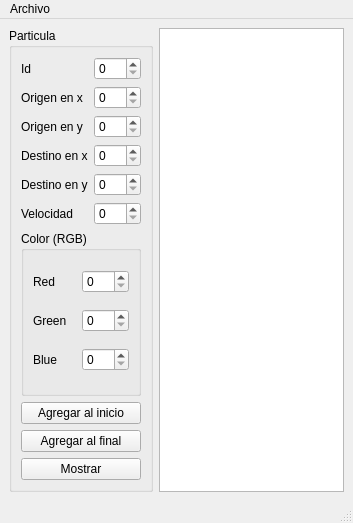
Above: mainwindow.ui from DavidDEstrada/ui_particulas before the change. Below: the same form after it.
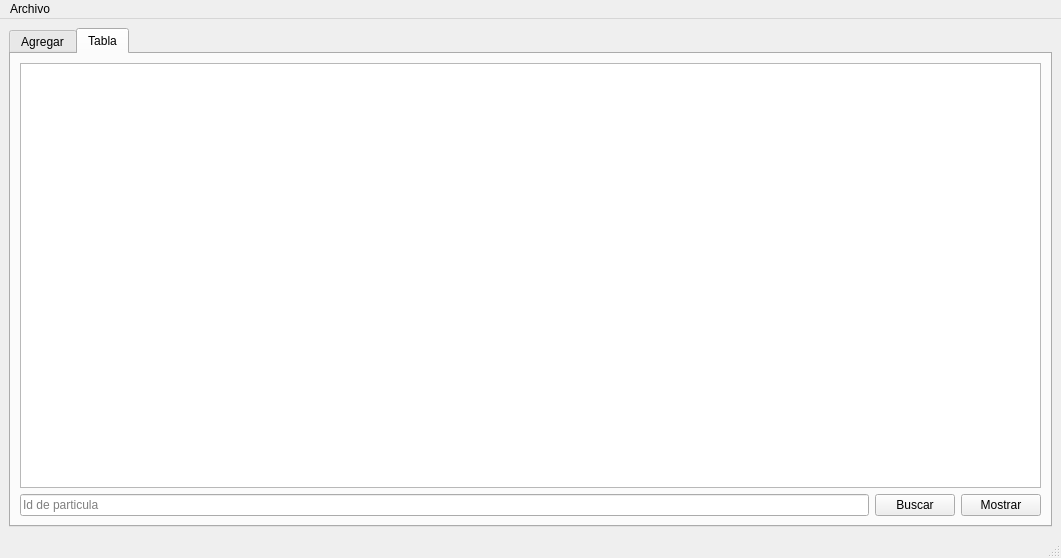
That is the form after the change.

Commit message: Se agrega el QTableWidget junto a dos botones a la interfaz

Diff of the .ui file:
```diff
--- a/mainwindow.ui
+++ b/mainwindow.ui
@@ -6,8 +6,8 @@
    <rect>
     <x>0</x>
     <y>0</y>
-    <width>353</width>
-    <height>523</height>
+    <width>1061</width>
+    <height>558</height>
    </rect>
   </property>
   <property name="windowTitle">
@@ -16,6 +16,16 @@
   <widget class="QWidget" name="centralwidget">
    <layout class="QGridLayout" name="gridLayout_2">
     <item row="0" column="0">
+     <widget class="QTabWidget" name="tabWidget">
+      <property name="currentIndex">
+       <number>1</number>
+      </property>
+      <widget class="QWidget" name="tab">
+       <attribute name="title">
+        <string>Agregar</string>
+       </attribute>
+       <layout class="QGridLayout" name="gridLayout_4">
+        <item row="0" column="0">
      <widget class="QGroupBox" name="groupBox">
       <property name="title">
        <string>Particula</string>
@@ -185,12 +195,47 @@
     </item>
    </layout>
   </widget>
+      <widget class="QWidget" name="tab_2">
+       <attribute name="title">
+        <string>Tabla</string>
+       </attribute>
+       <layout class="QGridLayout" name="gridLayout_5">
+        <item row="0" column="0" colspan="3">
+         <widget class="QTableWidget" name="tabla"/>
+        </item>
+        <item row="1" column="0">
+         <widget class="QLineEdit" name="buscar_lineEdit">
+          <property name="placeholderText">
+           <string>Id de particula</string>
+          </property>
+         </widget>
+        </item>
+        <item row="1" column="1">
+         <widget class="QPushButton" name="buscar_pushButton">
+          <property name="text">
+           <string>Buscar</string>
+          </property>
+         </widget>
+        </item>
+        <item row="1" column="2">
+         <widget class="QPushButton" name="mostrar_tabla_pushButton">
+          <property name="text">
+           <string>Mostrar</string>
+          </property>
+         </widget>
+        </item>
+       </layout>
+      </widget>
+     </widget>
+    </item>
+   </layout>
+  </widget>
   <widget class="QMenuBar" name="menubar">
    <property name="geometry">
     <rect>
      <x>0</x>
      <y>0</y>
-     <width>353</width>
+     <width>1061</width>
      <height>21</height>
     </rect>
    </property>
```
Lines whose indentation alone changed are shown as unchanged. The commit also changes 4 other files.
